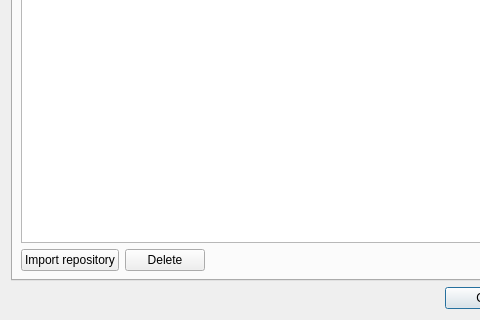
Above: src/settings/TranslatorSettingsDialog.ui from XapaJIaMnu/translateLocally before the change; both pictures show x 0 to 480 and y 327 to 647 of the 622 by 647 pixel window. Below: the same form after it.
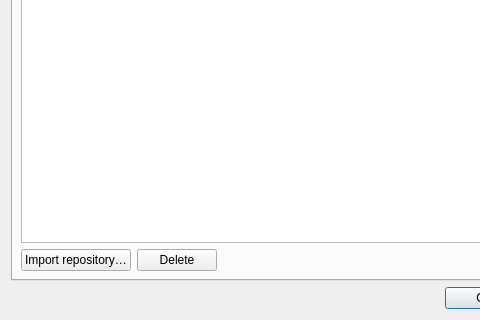
That is the form after the change. The open tabs and pages were chosen to show the change. Custom widgets are drawn as their Qt base class.

Commit message: Fix minor UI inconsistencies between repo and model tables

```diff
--- a/src/settings/TranslatorSettingsDialog.ui
+++ b/src/settings/TranslatorSettingsDialog.ui
@@ -268,7 +268,7 @@
          <item>
           <widget class="QPushButton" name="importRepo">
            <property name="text">
-            <string>Import repository</string>
+            <string>Import repository…</string>
            </property>
           </widget>
          </item>
```
Left out of the diff: 6 changed lines with no effect on the pictures.
